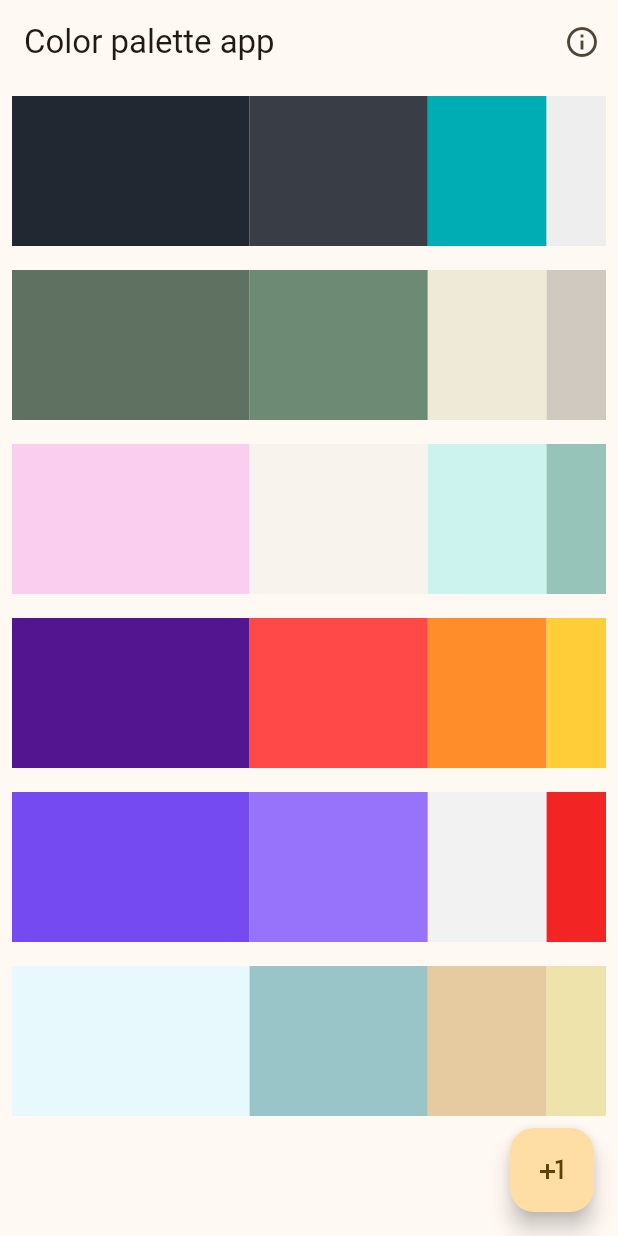
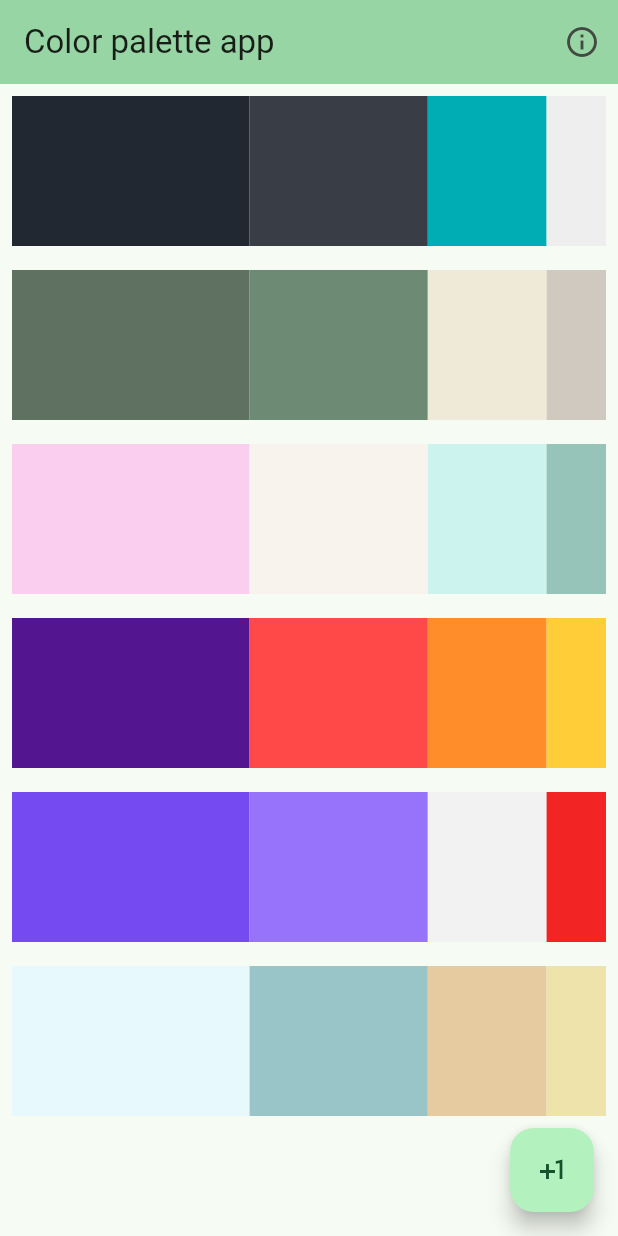
Before and after one commit to augustosalazar/f_conestado_ans, a Flutter app: the screen it shows after launch, on a phone screen of 412 x 824 dp. Run offline on Flutter 3.47's test engine with Material 3 defaults, Android fonts, the light colour scheme and no system bars; our stand-ins replace get, loggy.

Commit message:
update scaffold code

```diff
--- a/lib/ui/my_app.dart
+++ b/lib/ui/my_app.dart
@@ -1,5 +1,6 @@
 import 'package:flutter/material.dart';
 import 'package:get/get.dart';
+
 import '../utils/color_utils.dart';
 import 'pages/color_selection_page.dart';
 
@@ -11,29 +12,25 @@ class MyApp extends StatefulWidget {
 }
 
 class _MyAppState extends State<MyApp> {
-  // vamos a convertir este widget a uno con estado
-  String myColor = 'E5CB9F';
+  String primarySwatchColor = '5F7161';
+
   @override
   Widget build(BuildContext context) {
     // vamos a usar GetMaterialApp para pdoer usar un diálogo sin context
     return GetMaterialApp(
       theme: ThemeData(
         colorScheme: ColorScheme.fromSeed(
-          seedColor: ColorUtils.CreateMaterialColor(myColor),
-        ),
+            seedColor: ColorUtils.CreateMaterialColor(primarySwatchColor)),
         useMaterial3: true,
       ),
       debugShowCheckedModeBanner: false,
-      home: ColorSelectionPage(
-        parentcallback: updatePrimarySwatchColor,
-      ), // vamos a pasarle updatePrimarySwatchColor como función
+      home: ColorSelectionPage(parentcallback: updatePrimarySwatchColor),
     );
   }
 
   void updatePrimarySwatchColor(String value) {
-    print('updatePrimarySwatchColor $value');
     setState(() {
-      myColor = value;
+      primarySwatchColor = value;
     });
   }
 }
--- a/lib/ui/pages/color_selection_page.dart
+++ b/lib/ui/pages/color_selection_page.dart
@@ -20,6 +20,7 @@ class ColorSelectionPage extends StatelessWidget {
   Widget build(BuildContext context) {
     return Scaffold(
         appBar: AppBar(
+          backgroundColor: Theme.of(context).colorScheme.inversePrimary,
           title: const Text('Color palette app'),
           actions: [
             IconButton(onPressed: showDialog, icon: Icon(Icons.info_outline))
```
